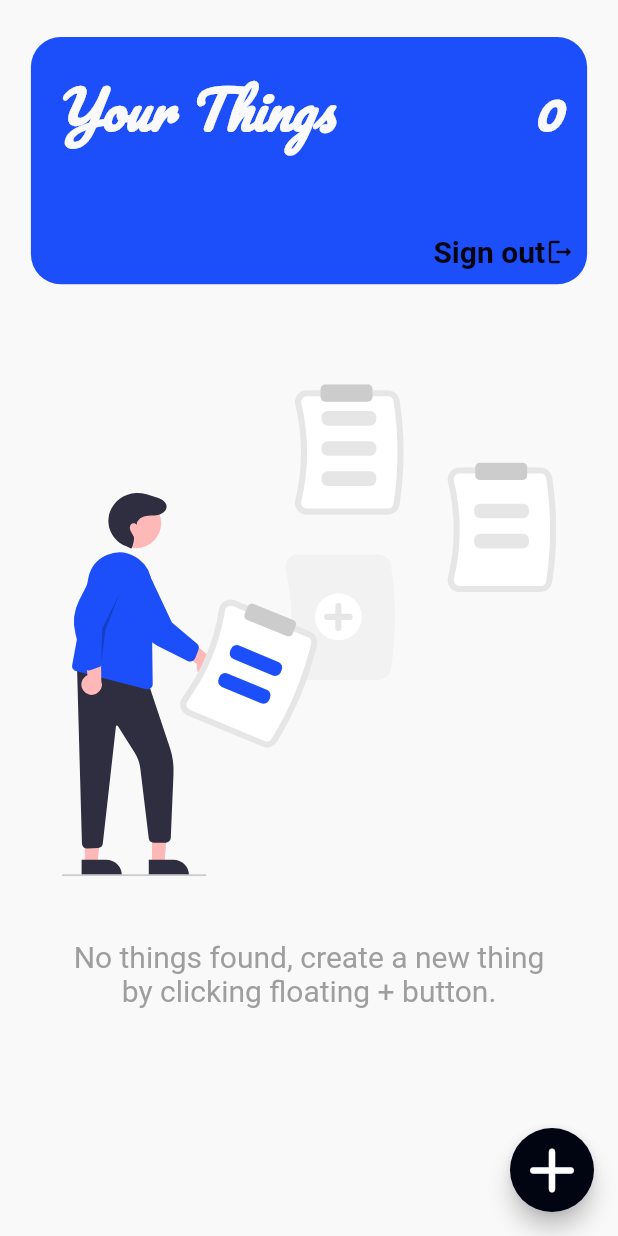
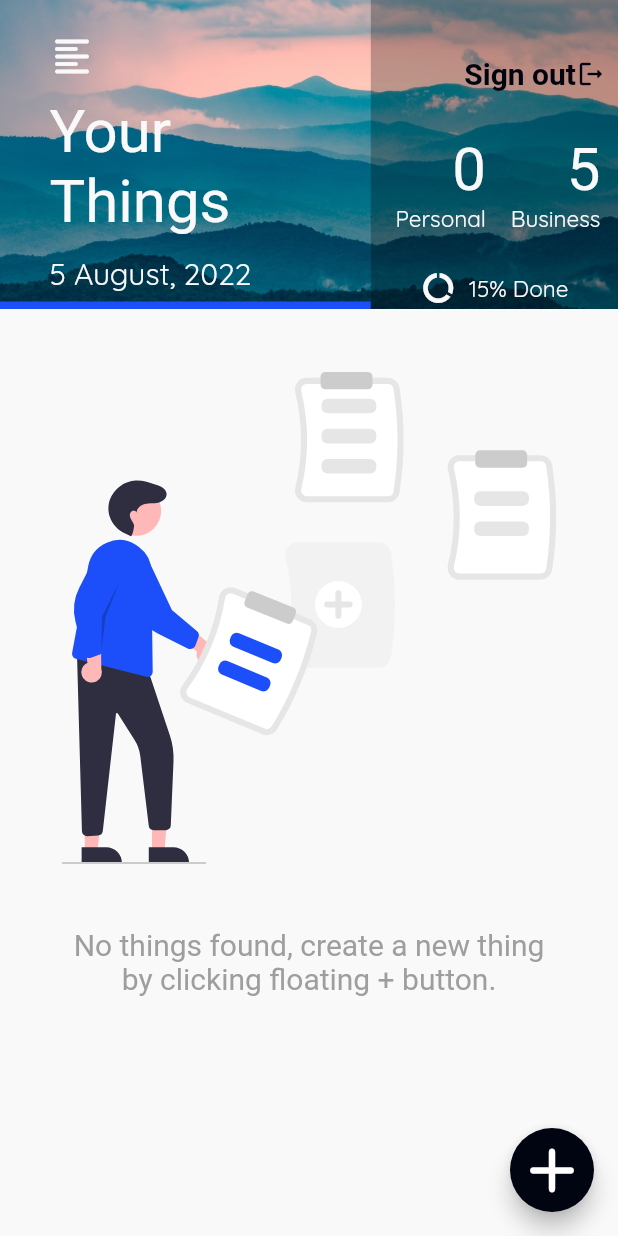
Before and after one commit to vinay416/TodoApp, a Flutter app: the screen it shows once a user with an empty profile is signed in, on a phone screen of 412 x 824 dp. Run offline on Flutter 3.47's test engine with Material 2 defaults, Android fonts, the phone set to English and light mode, and no system bars; our stand-ins replace cloud_firestore, firebase_auth, firebase_core, flutter_svg, google_fonts, google_sign_in and 1 more; accounts and stored records are empty.

Commit message:
app bar changes

```diff
--- a/lib/const/svg_const.dart
+++ b/lib/const/assets_const.dart
@@ -3,3 +3,5 @@ const String kSigninSvg = "assets/sign_in.svg";
 const String kNoTodoDataSvg = "assets/no_data.svg";
 
 const String kGoogleSvg = "assets/google.svg";
+
+const String kBackground = "assets/background.jpg";
--- a/lib/const/text_style_const.dart
+++ b/lib/const/text_style_const.dart
@@ -31,7 +31,7 @@ TextStyle kTodoProductTitleTextStyle = GoogleFonts.davidLibre(
 TextStyle kPrimaryAccentTextStyle = GoogleFonts.davidLibre(
   fontStyle: FontStyle.normal,
   color: kPrimaryColor,
-  fontSize: 25,
+  fontSize: 40,
 );
 
 TextStyle kBlackAccentTextStyle = GoogleFonts.davidLibre(
@@ -46,3 +46,9 @@ TextStyle kResponseTextStyle = GoogleFonts.quicksand(
   color: kPrimaryColor,
   fontSize: 20,
 );
+
+TextStyle kSmallestTextStyle = GoogleFonts.quicksand(
+  fontStyle: FontStyle.normal,
+  color: kPrimaryColor,
+  fontSize: 15,
+);
--- a/lib/views/sign_in_view.dart
+++ b/lib/views/sign_in_view.dart
@@ -1,7 +1,7 @@
 import 'package:flutter/material.dart';
 import 'package:flutter_svg/flutter_svg.dart';
 import 'package:todo_app/const/color_const.dart';
-import 'package:todo_app/const/svg_const.dart';
+import 'package:todo_app/const/assets_const.dart';
 import 'package:todo_app/const/text_style_const.dart';
 import 'package:todo_app/model/auth_model.dart';
 import 'package:todo_app/reusable_widgets/elevated_buttons_widget.dart';
--- a/lib/views/widgets/home_appbar_widget.dart
+++ b/lib/views/widgets/home_appbar_widget.dart
@@ -1,4 +1,5 @@
 import 'package:flutter/material.dart';
+import 'package:todo_app/const/assets_const.dart';
 import 'package:todo_app/const/color_const.dart';
 import 'package:todo_app/const/text_style_const.dart';
 import 'package:todo_app/model/auth_model.dart';
@@ -9,6 +10,7 @@ import 'package:todo_app/reusable_widgets/extension_widget.dart';
 import 'package:todo_app/reusable_widgets/icon_button_widget.dart';
 import 'package:todo_app/reusable_widgets/loader_widget.dart';
 import 'package:todo_app/reusable_widgets/snackbar_widget.dart';
+import 'package:todo_app/utils.dart';
 
 class HomeAppTopBar extends StatefulWidget {
   const HomeAppTopBar({Key? key}) : super(key: key);
@@ -22,60 +24,114 @@ class _HomeAppTopBarState extends State<HomeAppTopBar> {
 
   @override
   Widget build(BuildContext context) {
-    return _buildTopBar();
+    return _buildMain();
   }
 
-  Widget _buildTopBar() {
-    return Container(
-      margin: EdgeInsets.symmetric(
-        horizontal: context.w(50),
-        vertical: context.h(30),
-      ),
-      decoration: BoxDecoration(
-        color: kProductColor,
-        borderRadius: BorderRadius.circular(20),
-      ),
-      height: context.isPortrait ? context.h(200) : context.h(400),
-      width: double.infinity,
-      child: _buildAppBar(),
-    );
-  }
-
-  Widget _buildAppBar() {
-    return Column(
+  Widget _buildMain() {
+    return Stack(
       children: [
-        Row(
-          mainAxisAlignment: MainAxisAlignment.spaceBetween,
-          crossAxisAlignment: CrossAxisAlignment.start,
-          children: [
-            _buildTodoTitle(),
-            _buildTodoCount(),
-          ],
-        ),
-        _buildLogOut(),
+        _buildBackGround(),
+        _buildForeGround(),
       ],
     );
   }
 
+  Widget _buildBackGround() {
+    return SizedBox(
+      height: context.isPortrait ? context.h(250) : context.h(450),
+      width: double.maxFinite,
+      child: Image.asset(
+        kBackground,
+        fit: BoxFit.cover,
+      ),
+    );
+  }
+
+  Widget _buildForeGround() {
+    return SizedBox(
+      height: context.isPortrait ? context.h(250) : context.h(450),
+      child: Row(
+        crossAxisAlignment: CrossAxisAlignment.start,
+        children: [_buildLeftSide(), _buildRightSide()],
+      ),
+    );
+  }
+
+  Widget _buildLeftSide() {
+    return Container(
+      margin: context.isPortrait
+          ? EdgeInsets.only(top: context.h(20))
+          : EdgeInsets.zero,
+      height: context.isPortrait ? context.h(250) : context.h(450),
+      width: context.w(600),
+      child: Column(
+        mainAxisAlignment: MainAxisAlignment.spaceBetween,
+        crossAxisAlignment: CrossAxisAlignment.start,
+        children: [
+          Expanded(
+            child: Container(
+              margin: EdgeInsets.only(left: context.w(80)),
+              child: Column(
+                mainAxisAlignment: MainAxisAlignment.spaceAround,
+                crossAxisAlignment: CrossAxisAlignment.start,
+                children: [
+                  _buildTopIcon(),
+                  _buildTodoTitle(),
+                  _buildDate(),
+                ],
+              ),
+            ),
+          ),
+          Container(
+            color: kProductColor,
+            height: 5,
+            width: double.maxFinite,
+          )
+        ],
+      ),
+    );
+  }
+
+  Widget _buildRightSide() {
+    return Container(
+      height: context.isPortrait ? context.h(250) : context.h(450),
+      width: context.w(400),
+      color: Colors.black26,
+      child: Column(
+        mainAxisAlignment: MainAxisAlignment.end,
+        children: [
+          _buildLogOut(),
+          _buildTodoCount(),
+          if (context.isPortrait) SizedBox(height: context.h(10)),
+          _buildPercentage(),
+          if (context.isPortrait) SizedBox(height: context.h(20))
+        ],
+      ),
+    );
+  }
+
   Widget _buildTodoTitle() {
+    return Text(
+      "Your\nThings",
+      style: kPrimaryAccentTextStyle,
+    );
+  }
+
+  Widget _buildTodoCount() {
+    return Row(
+      children: [
+        _buildPersonalCount(),
+        _buildBusinessCount(),
+      ],
+    );
+  }
+
+  Widget _buildPersonalCount() {
     return Container(
       margin: context.isPortrait
           ? EdgeInsets.all(context.h(20))
           : EdgeInsets.symmetric(
-              horizontal: context.w(50), vertical: context.h(30)),
-      child: Text(
-        "Your Things",
-        style: kPrimaryTitleTextItlaticStyle,
-      ),
-    );
-  }
-
-  Widget _buildTodoCount() {
-    return Container(
-      margin: context.isPortrait
-          ? EdgeInsets.all(context.h(20))
-          : EdgeInsets.symmetric(
-              horizontal: context.w(50), vertical: context.h(30)),
+              horizontal: context.w(50), vertical: context.h(20)),
       child: StreamBuilder<List<TodoDataModel>>(
         stream: DataBaseRepo().getUserTodoStream,
         builder: (context, snapshot) {
@@ -83,12 +139,37 @@ class _HomeAppTopBarState extends State<HomeAppTopBar> {
 
           todoLength ??= 0;
 
-          return Text(
-            todoLength.toString(),
-            style: kPrimaryTitleTextItlaticStyle,
+          return Column(
+            crossAxisAlignment: CrossAxisAlignment.end,
+            children: [
+              Text(
+                todoLength.toString(),
+                style: kPrimaryAccentTextStyle,
+              ),
+              Text(
+                "Personal",
+                style: kSmallestTextStyle,
+              ),
+            ],
           );
         },
       ),
+    );
+  }
+
+  Widget _buildBusinessCount() {
+    return Column(
+      crossAxisAlignment: CrossAxisAlignment.end,
+      children: [
+        Text(
+          "5",
+          style: kPrimaryAccentTextStyle,
+        ),
+        Text(
+          "Business",
+          style: kSmallestTextStyle,
+        ),
+      ],
     );
   }
 
@@ -138,4 +219,36 @@ class _HomeAppTopBarState extends State<HomeAppTopBar> {
       ],
     );
   }
+
+  Widget _buildTopIcon() {
+    return const Icon(
+      Icons.format_align_left_rounded,
+      color: kPrimaryColor,
+      size: 30,
+    );
+  }
+
+  Widget _buildDate() {
+    return Text(
+      getFormattedDate(DateTime.now()),
+      style: kResponseTextStyle,
+    );
+  }
+
+  Widget _buildPercentage() {
+    return Row(
+      mainAxisAlignment: MainAxisAlignment.center,
+      children: [
+        const Icon(
+          Icons.data_saver_off_rounded,
+          color: kPrimaryColor,
+        ),
+        SizedBox(width: context.w(20)),
+        Text(
+          "15% Done",
+          style: kSmallestTextStyle,
+        ),
+      ],
+    );
+  }
 }
--- a/lib/views/widgets/todo_list_widget.dart
+++ b/lib/views/widgets/todo_list_widget.dart
@@ -1,6 +1,6 @@
 import 'package:flutter/material.dart';
 import 'package:flutter_svg/svg.dart';
-import 'package:todo_app/const/svg_const.dart';
+import 'package:todo_app/const/assets_const.dart';
 import 'package:todo_app/const/text_style_const.dart';
 import 'package:todo_app/model/todo_data_model.dart';
 import 'package:todo_app/repository/database_repo.dart';
```
Also changed, not shown: assets/background.jpg (added).
